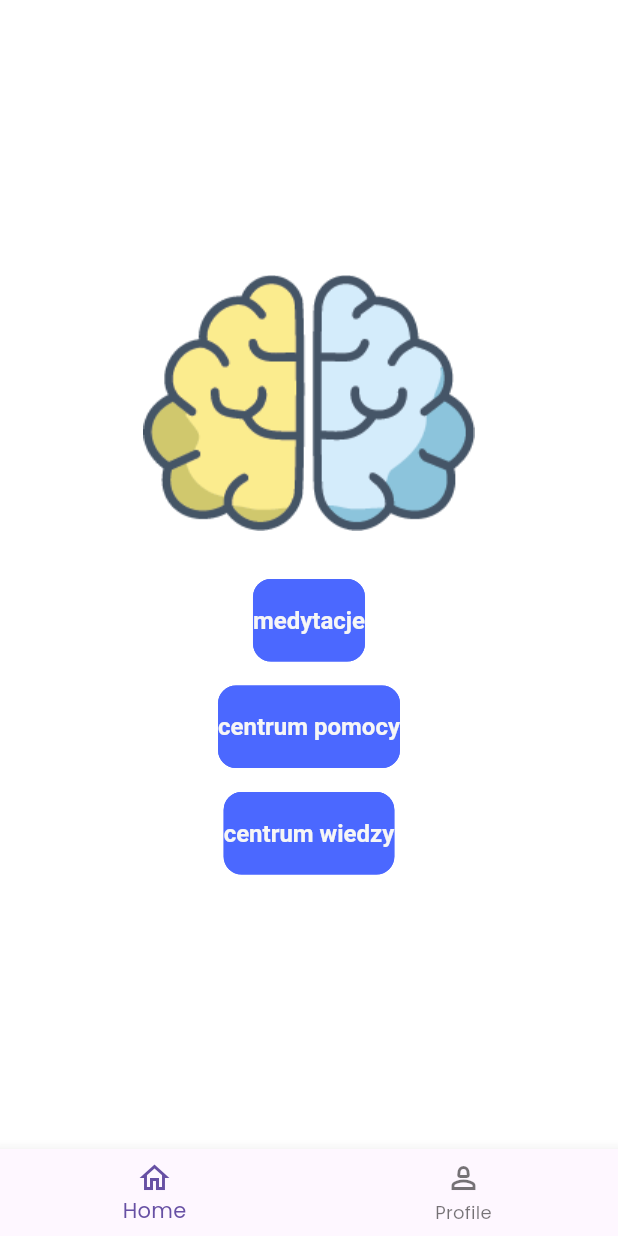
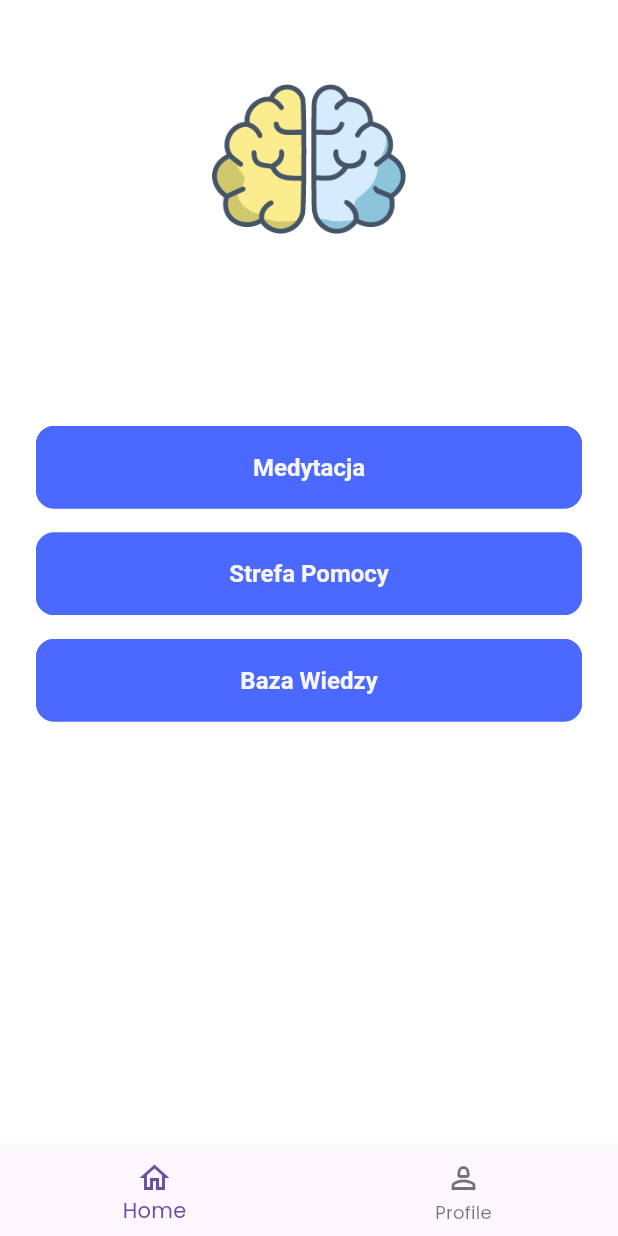
Before and after one commit to CelPat/ProjektZespolowyPCZ, a Flutter app: the HomePage screen opened directly, on a phone screen of 412 x 824 dp. Run offline on Flutter 3.47's test engine with Material 3 defaults, Android fonts, the phone set to English and light mode, and no system bars; our stand-ins replace connectivity_plus, firebase_storage, get, get_storage, iconsax, logger and 2 more; accounts and stored records are empty.

Commit message:
add animations folder, create bottom navigation, navigation login to home page

```diff
--- /dev/null
+++ b/lib/common/widgets/bottomNavigationBar.dart
@@ -0,0 +1,17 @@
+import 'package:flutter/material.dart';
+
+class bottomNavigationBar extends StatelessWidget {
+  const bottomNavigationBar({
+    super.key,
+  });
+
+  @override
+  Widget build(BuildContext context) {
+    return BottomNavigationBar(items: const <BottomNavigationBarItem>[
+              BottomNavigationBarItem(
+      icon: Icon(Icons.home_outlined), label: 'Home'),
+              BottomNavigationBarItem(
+      icon: Icon(Icons.person_2_outlined), label: 'Profile')
+            ]);
+  }
+}
--- a/lib/features/authentication/screens/home/home.dart
+++ b/lib/features/authentication/screens/home/home.dart
@@ -1,6 +1,9 @@
 import 'package:flutter/material.dart';
+import 'package:projekt_zespolowy_pcz/common/styles/spacing_styles.dart';
+import 'package:projekt_zespolowy_pcz/common/widgets/bottomNavigationBar.dart';
 import 'package:projekt_zespolowy_pcz/utils/constants/image_strings.dart';
 import 'package:projekt_zespolowy_pcz/utils/constants/sizes.dart';
+import 'package:projekt_zespolowy_pcz/utils/constants/text_strings.dart';
 
 class HomePage extends StatelessWidget {
   const HomePage({super.key});
@@ -9,40 +12,50 @@ class HomePage extends StatelessWidget {
   Widget build(BuildContext context) {
     return Scaffold(
         body: Center(
+          child: Padding(
+            padding: ZenSpacingStyle.paddingWithAppBarHeight,
             child: Column(
-              mainAxisAlignment: MainAxisAlignment.center,
                 crossAxisAlignment: CrossAxisAlignment.center,
                 children: [
-                Image.asset(ZenImages.appLogo, fit: BoxFit.cover),
+                  Image.asset(
+                    height: 100,
+                    ZenImages.appLogo,
+                    fit: BoxFit.cover
+                    ),
                   const SizedBox(
-                  height: ZenSizes.spaceBetweenSections,
+                    height: ZenSizes.spaceBetweenSections * 4,
                   ),
-                ElevatedButton(
+                  SizedBox(
+                    width: double.infinity,
+                    child: ElevatedButton(
                       onPressed: () {},
-                  child: Text('medytacje'),
+                      child: const Text(ZenTexts.meditationHomeButton),
+                    ),
                   ),
                   const SizedBox(
                     height: ZenSizes.spaceBetweenItems,
                   ),
-                ElevatedButton(
+                  SizedBox(
+                    width: double.infinity,
+                    child: ElevatedButton(
                       onPressed: () {},
-                  child: Text('centrum pomocy'),
+                      child: const Text(ZenTexts.helpHomeButton),
+                    ),
                   ),
                   const SizedBox(
                     height: ZenSizes.spaceBetweenItems,
                   ),
-                ElevatedButton(
+                  SizedBox(
+                    width: double.infinity,
+                    child: ElevatedButton(
                       onPressed: () {},
-                  child: Text('centrum wiedzy'),
+                      child: const Text(ZenTexts.knowledgeHomeButton),
+                    ),
                   ),
                 ]),
           ),
+        ),
         bottomNavigationBar:
-            BottomNavigationBar(items: const <BottomNavigationBarItem>[
-          BottomNavigationBarItem(
-              icon: Icon(Icons.home_outlined), label: 'Home'),
-          BottomNavigationBarItem(
-              icon: Icon(Icons.person_2_outlined), label: 'Profile')
-        ]));
+            const bottomNavigationBar());
   }
 }
--- a/lib/features/authentication/screens/login/widgets/login_form.dart
+++ b/lib/features/authentication/screens/login/widgets/login_form.dart
@@ -1,5 +1,8 @@
 import 'package:flutter/cupertino.dart';
 import 'package:flutter/material.dart';
+import 'package:get/get.dart';
+import 'package:get/get_core/src/get_main.dart';
+import 'package:projekt_zespolowy_pcz/features/authentication/screens/home/home.dart';
 
 import '../../../../../utils/constants/sizes.dart';
 import '../../../../../utils/constants/text_strings.dart';
@@ -51,7 +54,9 @@
             SizedBox(
               width: double.infinity,
               child: ElevatedButton(
-                onPressed: () {},
+                onPressed:
+                  () => Get.offAll(() => const HomePage())
+                ,
                 child: const Text(ZenTexts.signIn),
               ),
             ),
--- a/lib/utils/constants/api_constants.dart
+++ /dev/null
@@ -1,5 +0,0 @@
-
-/* -- LIST OF Constants used in APIs -- */
-
-// Example
-const String tSecretAPIKey = "cwt_live_b2da6ds3df3e785v8ddc59198f7615ba";
--- a/lib/utils/constants/text_strings.dart
+++ b/lib/utils/constants/text_strings.dart
@@ -68,4 +68,11 @@ class ZenTexts {
   // -- Home
   static const String homeAppbarTitle = "Good day for shopping";
   static const String homeAppbarSubTitle = "Taimoor Sikander";
+
+  // -- Home Page Text
+
+  static const String meditationHomeButton = "Medytacja";
+  static const String helpHomeButton = "Strefa Pomocy";
+  static const String knowledgeHomeButton = "Baza Wiedzy";
+
 }
--- a/pubspec.yaml
+++ b/pubspec.yaml
@@ -60,11 +60,9 @@ flutter:
   #--------------- LOCAL ASSETS ------------------#
   assets:
     - assets/logos/
-    - assets/images/content/
-    - assets/images/banners/
-    - assets/images/animations/
     - assets/icons/payment_methods/
     - assets/images/on_boarding_images/
+    - assets/images/animations/
 
   #--------------- LOCAL FONTS ------------------#
   fonts:
```
Also changed, not shown: assets/images/animations/balance.gif (added), assets/images/animations/brain.gif (added), assets/images/animations/doubt.gif (added). Lines whose indentation alone changed are shown as unchanged.
